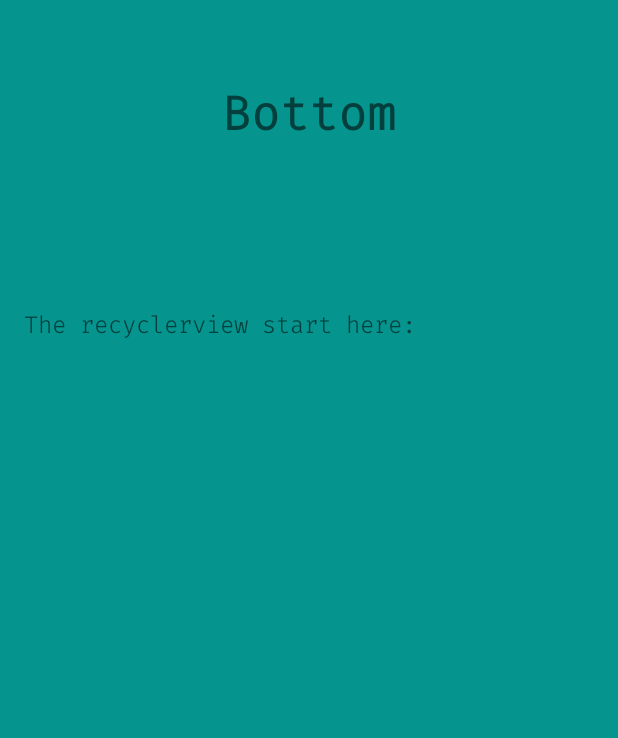
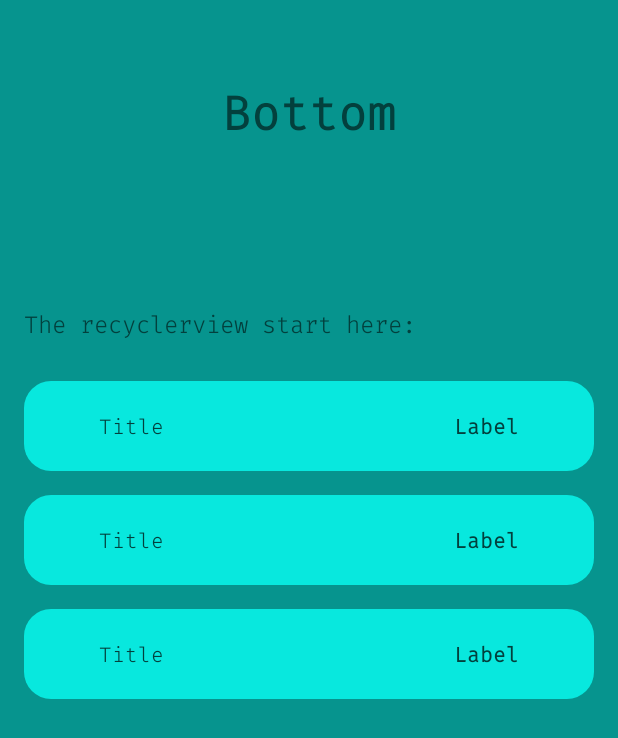
Before and after one commit to filipecancio/recyclerview-study, an Android app: the layout activity_main.xml on its own in the app's theme, with its tools: preview values and no code run, on a phone screen of 412 x 824 dp. Shown: the top 738 px of the screen. Run offline under Robolectric (Android 15) with nearby library versions, the phone set to English and light mode, and no system bars.

Commit message:
setting view for the recycler vew

```diff
--- /dev/null
+++ b/bottom/app/src/main/res/drawable/round_item.xml
@@ -0,0 +1,5 @@
+<shape xmlns:android="http://schemas.android.com/apk/res/android"
+    android:shape="rectangle">
+    <solid android:color="#08E8DE" />
+    <corners android:radius="18dp" />
+</shape>
--- a/bottom/app/src/main/res/layout/activity_main.xml
+++ b/bottom/app/src/main/res/layout/activity_main.xml
@@ -40,6 +40,7 @@
         android:layout_width="0dp"
         android:layout_height="0dp"
         android:layout_marginTop="16dp"
+        tools:listitem="@layout/item_list"
         app:layout_constraintTop_toBottomOf="@id/txt_description"
         app:layout_constraintBottom_toBottomOf="parent"
         app:layout_constraintStart_toStartOf="parent"
--- /dev/null
+++ b/bottom/app/src/main/res/layout/item_list.xml
@@ -0,0 +1,34 @@
+<?xml version="1.0" encoding="utf-8"?>
+<androidx.constraintlayout.widget.ConstraintLayout xmlns:android="http://schemas.android.com/apk/res/android"
+    android:layout_width="match_parent"
+    android:layout_marginVertical="8dp"
+    xmlns:app="http://schemas.android.com/apk/res-auto"
+    android:background="@drawable/round_item"
+    android:layout_height="60dp">
+
+    <TextView
+        android:id="@+id/txt_title"
+        android:layout_width="wrap_content"
+        android:layout_height="wrap_content"
+        android:fontFamily="@font/fira_code"
+        android:text="Title"
+        android:layout_marginStart="50dp"
+        android:textColor="#03403D"
+        app:layout_constraintTop_toTopOf="parent"
+        app:layout_constraintBottom_toBottomOf="parent"
+        app:layout_constraintStart_toStartOf="parent"/>
+
+
+    <TextView
+        android:id="@+id/txt_label"
+        android:layout_width="wrap_content"
+        android:layout_height="wrap_content"
+        android:fontFamily="@font/fira_code"
+        android:text="Label"
+        android:layout_marginEnd="50dp"
+        android:textFontWeight="700"
+        android:textColor="#03403D"
+        app:layout_constraintTop_toTopOf="parent"
+        app:layout_constraintBottom_toBottomOf="parent"
+        app:layout_constraintEnd_toEndOf="parent"/>
+</androidx.constraintlayout.widget.ConstraintLayout>
```
